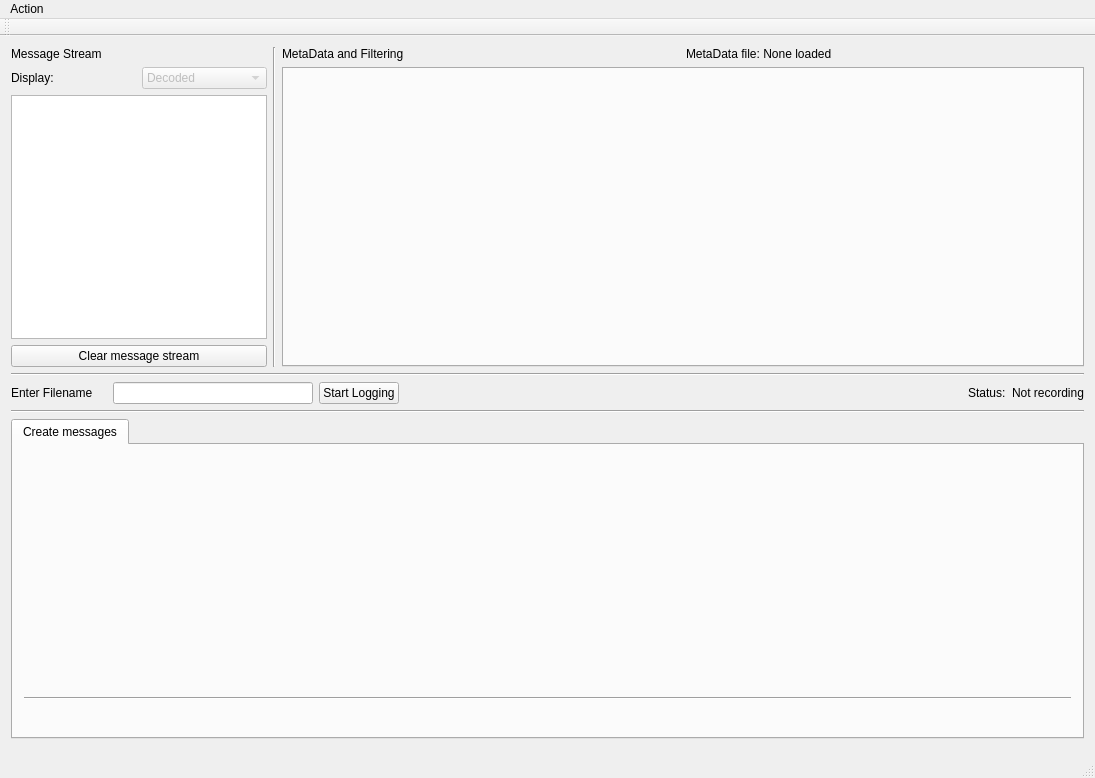
First picture: the form in canaconda_mainwindow.ui, repository xela144/CANaconda, before the edit.
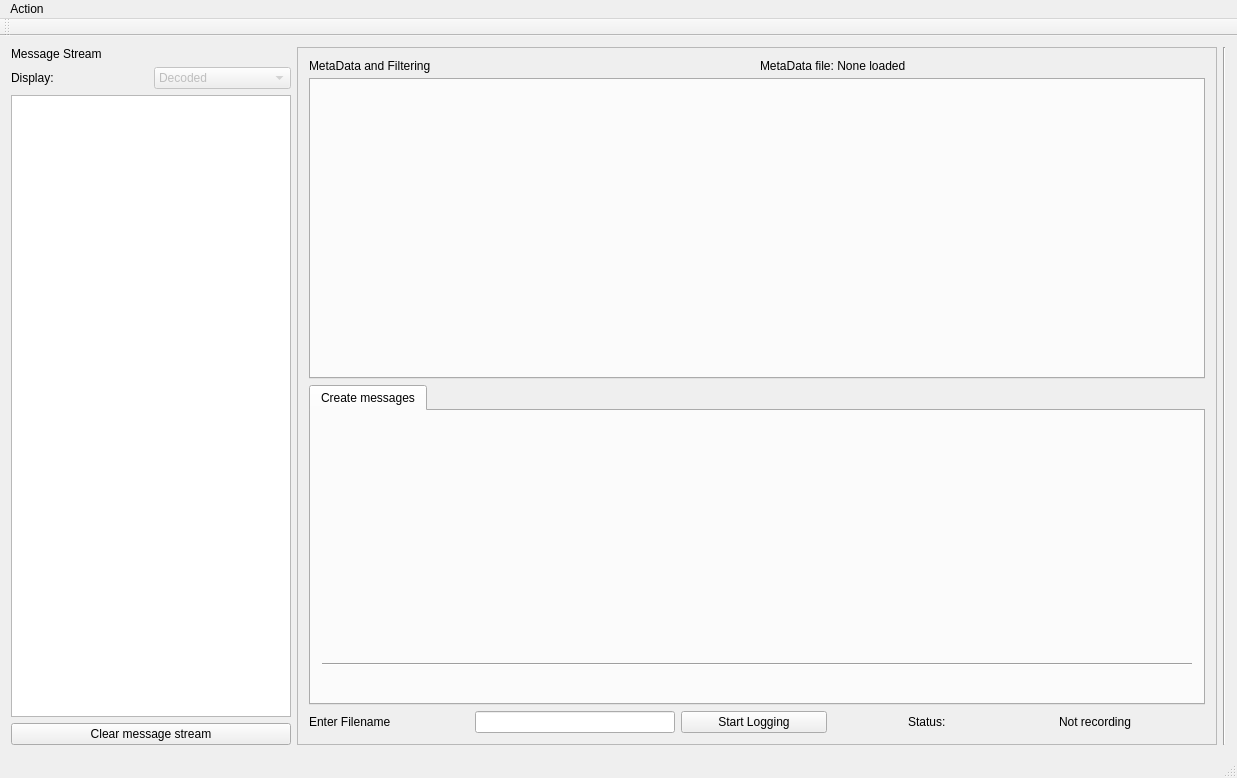
Second picture: the form after the edit.

Commit message: Changed some of the layout. Needs work. Try ditching gridLayout, should work better with vbox/hbox layouts

```diff
--- a/canaconda_mainwindow.ui
+++ b/canaconda_mainwindow.ui
@@ -14,9 +14,7 @@
    <string>CANaconda_MainWindow</string>
   </property>
   <widget class="QWidget" name="centralWidget">
-   <layout class="QVBoxLayout" name="verticalLayout_3">
-    <item>
-     <layout class="QHBoxLayout" name="horizontalLayout_5">
+   <layout class="QHBoxLayout" name="horizontalLayout">
       <item>
        <layout class="QVBoxLayout" name="verticalLayout">
         <item>
@@ -62,11 +60,17 @@
         <item>
          <widget class="QTextBrowser" name="messagesTextBrowser">
           <property name="sizePolicy">
-           <sizepolicy hsizetype="Maximum" vsizetype="Expanding">
+         <sizepolicy hsizetype="Preferred" vsizetype="Expanding">
             <horstretch>0</horstretch>
             <verstretch>0</verstretch>
            </sizepolicy>
           </property>
+        <property name="minimumSize">
+         <size>
+          <width>280</width>
+          <height>0</height>
+         </size>
+        </property>
           <property name="font">
            <font>
             <pointsize>10</pointsize>
@@ -84,14 +88,31 @@
        </layout>
       </item>
       <item>
-       <widget class="Line" name="line_2">
-        <property name="orientation">
-         <enum>Qt::Vertical</enum>
-        </property>
-       </widget>
-      </item>
+     <widget class="QFrame" name="frame">
+      <property name="sizePolicy">
+       <sizepolicy hsizetype="Expanding" vsizetype="Preferred">
+        <horstretch>0</horstretch>
+        <verstretch>0</verstretch>
+       </sizepolicy>
+      </property>
+      <property name="minimumSize">
+       <size>
+        <width>920</width>
+        <height>0</height>
+       </size>
+      </property>
+      <property name="frameShape">
+       <enum>QFrame::StyledPanel</enum>
+      </property>
+      <property name="frameShadow">
+       <enum>QFrame::Raised</enum>
+      </property>
+      <layout class="QVBoxLayout" name="verticalLayout_4">
       <item>
        <layout class="QVBoxLayout" name="verticalLayout_2">
+         <property name="spacing">
+          <number>5</number>
+         </property>
         <item>
          <layout class="QHBoxLayout" name="horizontalLayout_4">
           <item>
@@ -119,14 +140,73 @@
         </item>
        </layout>
       </item>
-     </layout>
+       <item>
+        <widget class="QTabWidget" name="tabWidget_2">
+         <property name="currentIndex">
+          <number>0</number>
+         </property>
+         <widget class="QWidget" name="tab">
+          <attribute name="title">
+           <string>Create messages</string>
+          </attribute>
+          <layout class="QVBoxLayout" name="verticalLayout_5">
+           <item>
+            <widget class="QWidget" name="transmitWidget" native="true">
+             <property name="sizePolicy">
+              <sizepolicy hsizetype="Preferred" vsizetype="Minimum">
+               <horstretch>0</horstretch>
+               <verstretch>0</verstretch>
+              </sizepolicy>
+             </property>
+             <property name="minimumSize">
+              <size>
+               <width>0</width>
+               <height>180</height>
+              </size>
+             </property>
+             <property name="baseSize">
+              <size>
+               <width>0</width>
+               <height>15</height>
+              </size>
+             </property>
+            </widget>
     </item>
     <item>
-     <widget class="Line" name="line">
+            <widget class="Line" name="line_4">
       <property name="orientation">
        <enum>Qt::Horizontal</enum>
       </property>
      </widget>
+           </item>
+           <item>
+            <widget class="QWidget" name="arbitraryTransmitWidget" native="true">
+             <property name="sizePolicy">
+              <sizepolicy hsizetype="Maximum" vsizetype="Maximum">
+               <horstretch>0</horstretch>
+               <verstretch>0</verstretch>
+              </sizepolicy>
+             </property>
+             <property name="minimumSize">
+              <size>
+               <width>0</width>
+               <height>20</height>
+              </size>
+             </property>
+             <property name="baseSize">
+              <size>
+               <width>0</width>
+               <height>15</height>
+              </size>
+             </property>
+            </widget>
+           </item>
+          </layout>
+         </widget>
+        </widget>
+       </item>
+       <item>
+        <layout class="QVBoxLayout" name="verticalLayout_3"/>
     </item>
     <item>
      <layout class="QHBoxLayout" name="horizontalLayout_2">
@@ -188,7 +268,7 @@
          <enum>Qt::Horizontal</enum>
         </property>
         <property name="sizeType">
-         <enum>QSizePolicy::MinimumExpanding</enum>
+            <enum>QSizePolicy::Preferred</enum>
         </property>
         <property name="sizeHint" stdset="0">
          <size>
@@ -214,76 +294,7 @@
       </item>
      </layout>
     </item>
-    <item>
-     <widget class="Line" name="line_5">
-      <property name="orientation">
-       <enum>Qt::Horizontal</enum>
-      </property>
-     </widget>
-    </item>
-    <item>
-     <widget class="QTabWidget" name="tabWidget_2">
-      <property name="currentIndex">
-       <number>0</number>
-      </property>
-      <widget class="QWidget" name="tab">
-       <attribute name="title">
-        <string>Create messages</string>
-       </attribute>
-       <layout class="QVBoxLayout" name="verticalLayout_4">
-        <item>
-         <widget class="QWidget" name="transmitWidget" native="true">
-          <property name="sizePolicy">
-           <sizepolicy hsizetype="Preferred" vsizetype="Minimum">
-            <horstretch>0</horstretch>
-            <verstretch>0</verstretch>
-           </sizepolicy>
-          </property>
-          <property name="minimumSize">
-           <size>
-            <width>0</width>
-            <height>180</height>
-           </size>
-          </property>
-          <property name="baseSize">
-           <size>
-            <width>0</width>
-            <height>15</height>
-           </size>
-          </property>
-         </widget>
-        </item>
-        <item>
-         <widget class="Line" name="line_4">
-          <property name="orientation">
-           <enum>Qt::Horizontal</enum>
-          </property>
-         </widget>
-        </item>
-        <item>
-         <widget class="QWidget" name="arbitraryTransmitWidget" native="true">
-          <property name="sizePolicy">
-           <sizepolicy hsizetype="Maximum" vsizetype="Maximum">
-            <horstretch>0</horstretch>
-            <verstretch>0</verstretch>
-           </sizepolicy>
-          </property>
-          <property name="minimumSize">
-           <size>
-            <width>0</width>
-            <height>20</height>
-           </size>
-          </property>
-          <property name="baseSize">
-           <size>
-            <width>0</width>
-            <height>15</height>
-           </size>
-          </property>
-         </widget>
-        </item>
-       </layout>
-      </widget>
+      </layout>
      </widget>
     </item>
     <item>
```
Lines whose indentation alone changed are shown as unchanged. The commit also changes 1 other file.
